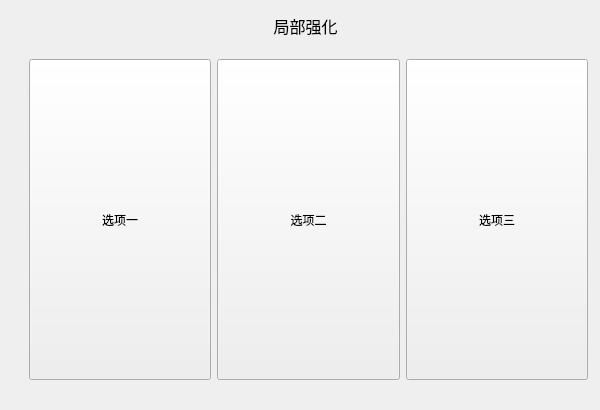
Above: src/action/levelup.ui from SuohTheBest/Shapez-Qt before the change. Below: the same form after it.
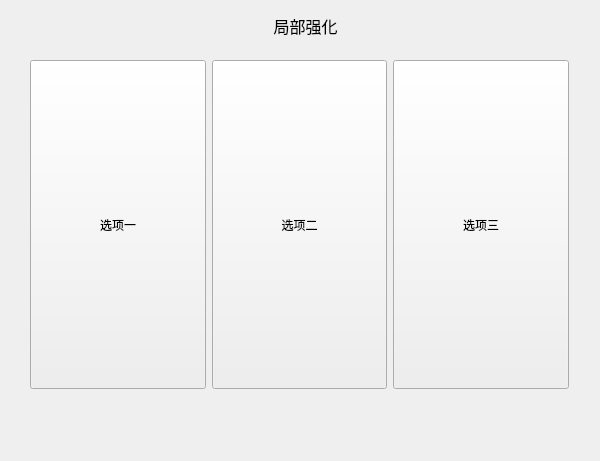
That is the form after the change.

The edit to the form file:
```diff
--- a/src/action/levelup.ui
+++ b/src/action/levelup.ui
@@ -7,7 +7,7 @@
     <x>0</x>
     <y>0</y>
     <width>600</width>
-    <height>410</height>
+    <height>461</height>
    </rect>
   </property>
   <property name="windowTitle">
@@ -38,10 +38,10 @@
   <widget class="QWidget" name="horizontalLayoutWidget">
    <property name="geometry">
     <rect>
-     <x>29</x>
-     <y>59</y>
-     <width>559</width>
-     <height>321</height>
+     <x>30</x>
+     <y>60</y>
+     <width>539</width>
+     <height>329</height>
     </rect>
    </property>
    <layout class="QHBoxLayout" name="horizontalLayout">
@@ -107,6 +107,60 @@
     </item>
    </layout>
   </widget>
+  <widget class="QLabel" name="label_choose1_gold">
+   <property name="geometry">
+    <rect>
+     <x>70</x>
+     <y>400</y>
+     <width>101</width>
+     <height>31</height>
+    </rect>
+   </property>
+   <property name="font">
+    <font>
+     <pointsize>9</pointsize>
+    </font>
+   </property>
+   <property name="text">
+    <string/>
+   </property>
+  </widget>
+  <widget class="QLabel" name="label_choose2_gold">
+   <property name="geometry">
+    <rect>
+     <x>250</x>
+     <y>400</y>
+     <width>101</width>
+     <height>31</height>
+    </rect>
+   </property>
+   <property name="font">
+    <font>
+     <pointsize>9</pointsize>
+    </font>
+   </property>
+   <property name="text">
+    <string/>
+   </property>
+  </widget>
+  <widget class="QLabel" name="label_choose3_gold">
+   <property name="geometry">
+    <rect>
+     <x>430</x>
+     <y>400</y>
+     <width>111</width>
+     <height>31</height>
+    </rect>
+   </property>
+   <property name="font">
+    <font>
+     <pointsize>9</pointsize>
+    </font>
+   </property>
+   <property name="text">
+    <string/>
+   </property>
+  </widget>
  </widget>
  <resources/>
  <connections/>
```
Left out of the diff: 18 changed lines with no effect on the pictures.
